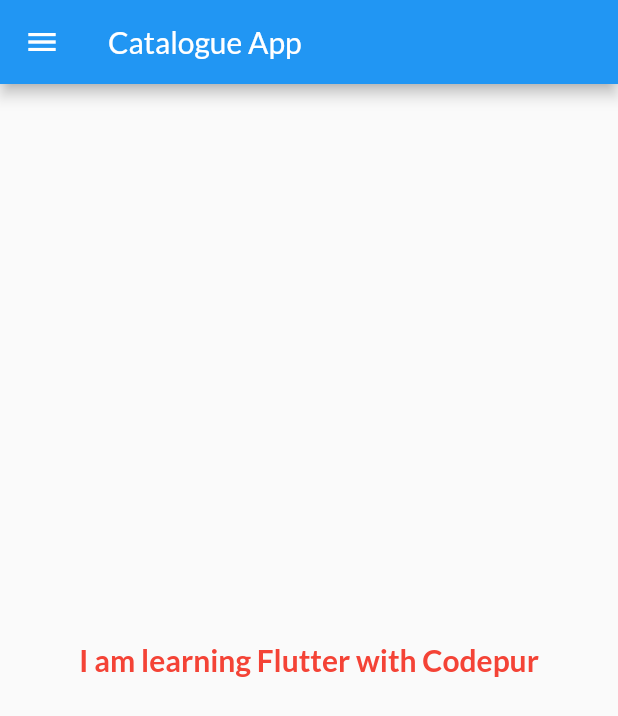
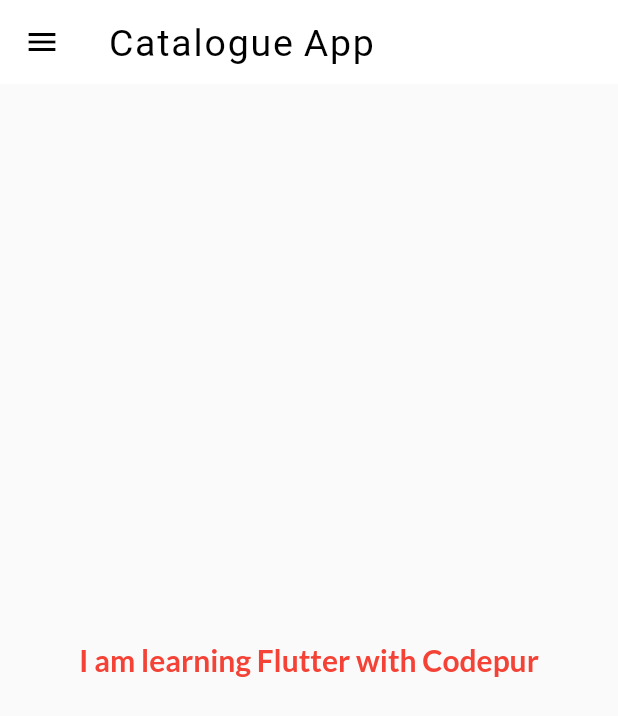
Before and after one commit to TaufeeqNoamaan/CatalogueApp, a Flutter app: the screen it shows after launch, on a phone screen of 412 x 824 dp. Shown: the top 716 px of the screen. Run offline on Flutter 3.47's test engine with Material 2 defaults, Android fonts, the phone set to English and light mode, and no system bars; our stand-ins replace google_fonts.

Commit message:
themes extracted

```diff
--- a/lib/main.dart
+++ b/lib/main.dart
@@ -2,6 +2,7 @@ import 'package:flutter/material.dart';
 import 'package:flutter_catalogue/pages/home_page.dart';
 import 'package:flutter_catalogue/pages/login_page.dart';
 import 'package:flutter_catalogue/utils/routes.dart';
+import 'package:flutter_catalogue/widgets/themes.dart';
 import 'package:google_fonts/google_fonts.dart';
 
 void main(List<String> args) {
@@ -13,22 +14,16 @@ class MyApp extends StatelessWidget {
 
   @override
   Widget build(BuildContext context) {
-
-
     return MaterialApp(
       // home: HomePage(),
       themeMode: ThemeMode.light,
-      theme: ThemeData(
-          primarySwatch: Colors.blue,
-          fontFamily: GoogleFonts.lato().fontFamily,
-          ),
+      theme: MyTheme.lightTheme,
       darkTheme: ThemeData(brightness: Brightness.dark),
       initialRoute: MyRoutes.homeRoute,
       routes: {
         "/": (context) => LoginPage(),
-          MyRoutes.homeRoute: (context) => HomePage(),
-        MyRoutes.loginRoute : (context) => LoginPage(),
-
+        MyRoutes.homeRoute: (context) => HomePage(),
+        MyRoutes.loginRoute: (context) => LoginPage(),
       },
     );
   }
--- a/lib/pages/home_page.dart
+++ b/lib/pages/home_page.dart
@@ -8,7 +8,10 @@ class HomePage extends StatelessWidget {
   Widget build(BuildContext context) {
     return Scaffold(
       appBar: AppBar(
-        title: Text("Catalogue App"),
+        // backgroundColor: Colors.white,
+        // elevation: 0.0,
+        // iconTheme: IconThemeData(color: Colors.black),
+        title: Text("Catalogue App",),
       ),
       body: Center(
         child: Container(
--- /dev/null
+++ b/lib/widgets/themes.dart
@@ -0,0 +1,15 @@
+import 'package:flutter/material.dart';
+import 'package:google_fonts/google_fonts.dart';
+
+class MyTheme {
+  static ThemeData get lightTheme => ThemeData(
+      primarySwatch: Colors.blue,
+      fontFamily: GoogleFonts.lato().fontFamily,
+      appBarTheme: AppBarTheme(
+        backgroundColor: Colors.white,
+        elevation: 0.0,
+        iconTheme: IconThemeData(color: Colors.black),
+        titleTextStyle:
+            TextStyle(color: Colors.black, fontSize: 25.0, letterSpacing: 1.2),
+      ));
+}
```
